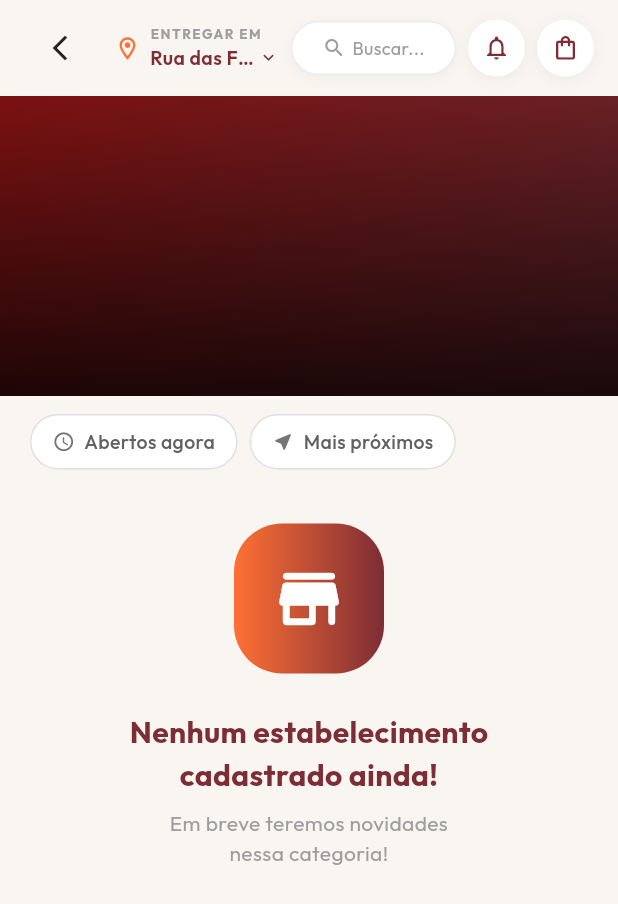
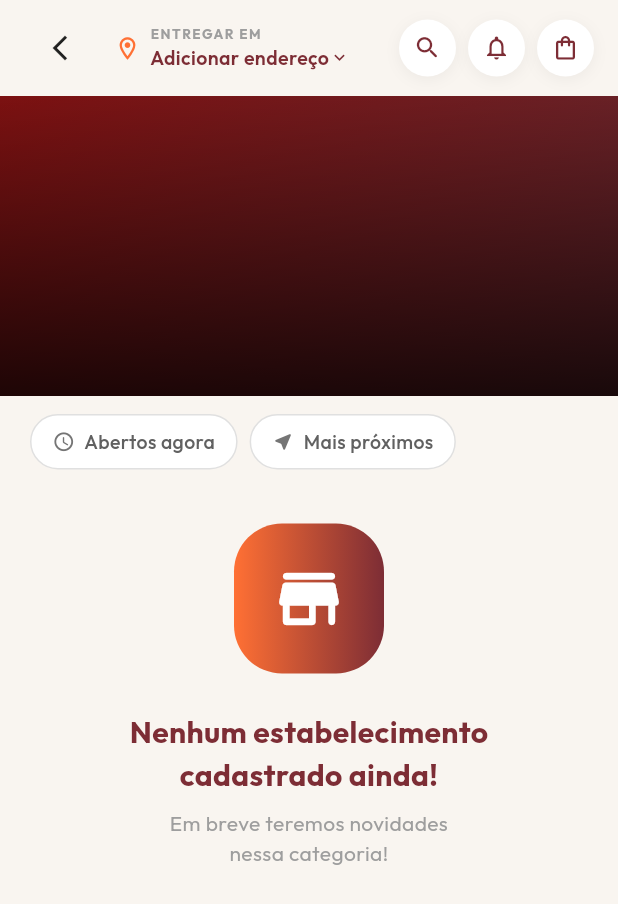
Before and after one commit to flutterflowbrasil/opadocaexpresss, a Flutter app: the CategoriaEstabelecimentosScreen screen opened directly with empty values, on a phone screen of 412 x 824 dp. Shown: the top 904 px of the screen. Run offline on Flutter 3.47's test engine with Material 3 defaults, Android fonts, the phone set to English and light mode, and no system bars; our stand-ins replace flutter_dotenv, flutter_riverpod, geolocator, go_router, google_fonts, image_cropper and 5 more; missing offline and left inert: dart:js_interop; accounts and stored records are empty; network calls fail.

Commit message:
feat: improve app bars and address display, hide search bar contextually

```diff
--- a/lib/features/cliente/componentes/home_header.dart
+++ b/lib/features/cliente/componentes/home_header.dart
@@ -13,6 +13,7 @@ class ClienteAppBar extends ConsumerWidget implements PreferredSizeWidget {
   final VoidCallback? onCartTap;
   final VoidCallback? onAddressTap;
   final bool showBackButton;
+  final bool showSearch;
 
   static const _primaryColor = Color(0xFFFF7034);
   static const _secondaryColor = Color(0xFF7D2D35);
@@ -24,6 +25,7 @@ class ClienteAppBar extends ConsumerWidget implements PreferredSizeWidget {
     this.onCartTap,
     this.onAddressTap,
     this.showBackButton = false,
+    this.showSearch = true,
   });
 
   @override
@@ -100,7 +102,7 @@ class ClienteAppBar extends ConsumerWidget implements PreferredSizeWidget {
                         children: [
                           Flexible(
                             child: Text(
-                              'Rua das Flores, 123',
+                              'Adicionar endereço',
                               style: GoogleFonts.outfit(
                                 fontSize: 13,
                                 fontWeight: FontWeight.w600,
@@ -126,47 +128,12 @@ class ClienteAppBar extends ConsumerWidget implements PreferredSizeWidget {
 
         const SizedBox(width: 8),
 
-        // Campo de busca compacto (read-only → navega)
-        Flexible(
-          child: GestureDetector(
+        // Ícone de busca compacto
+        if (showSearch)
+          _ActionButton(
+            icon: Icons.search_rounded,
+            isDark: isDark,
             onTap: () => context.push('/busca'),
-            child: Container(
-              height: 36,
-              decoration: BoxDecoration(
-                color: isDark ? const Color(0xFF3A3A3A) : Colors.white,
-                borderRadius: BorderRadius.circular(20),
-                border: Border.all(
-                  color: Colors.grey.withValues(alpha: 0.2),
-                ),
-                boxShadow: [
-                  BoxShadow(
-                    color: Colors.black.withValues(alpha: 0.04),
-                    blurRadius: 6,
-                    offset: const Offset(0, 2),
-                  ),
-                ],
-              ),
-              child: Row(
-                mainAxisAlignment: MainAxisAlignment.center,
-                children: [
-                  const SizedBox(width: 8),
-                  Icon(Icons.search_rounded, size: 16, color: Colors.grey[500]),
-                  const SizedBox(width: 4),
-                  Flexible(
-                    child: Text(
-                      'Buscar...',
-                      style: GoogleFonts.outfit(
-                        fontSize: 12,
-                        color: Colors.grey[500],
-                      ),
-                      overflow: TextOverflow.ellipsis,
-                    ),
-                  ),
-                  const SizedBox(width: 8),
-                ],
-              ),
-            ),
-          ),
           ),
 
         const SizedBox(width: 8),
@@ -227,7 +194,7 @@ class ClienteAppBar extends ConsumerWidget implements PreferredSizeWidget {
               Icon(Icons.location_on_outlined, color: _primaryColor, size: 16),
               const SizedBox(width: 4),
               Text(
-                'Rua das Flores, 123',
+                'Adicionar endereço',
                 style: GoogleFonts.outfit(
                   fontSize: 13,
                   fontWeight: FontWeight.w600,
@@ -243,6 +210,7 @@ class ClienteAppBar extends ConsumerWidget implements PreferredSizeWidget {
         const SizedBox(width: 16),
 
         // Busca expandida (centro)
+        if (showSearch)
           Expanded(
             child: GestureDetector(
               onTap: () => context.push('/busca'),
@@ -251,7 +219,8 @@ class ClienteAppBar extends ConsumerWidget implements PreferredSizeWidget {
                 decoration: BoxDecoration(
                   color: isDark ? const Color(0xFF3A3A3A) : cardBg,
                   borderRadius: BorderRadius.circular(12),
-                border: Border.all(color: Colors.grey.withValues(alpha: 0.15)),
+                  border:
+                      Border.all(color: Colors.grey.withValues(alpha: 0.15)),
                   boxShadow: [
                     BoxShadow(
                       color: Colors.black.withValues(alpha: 0.04),
@@ -263,7 +232,8 @@ class ClienteAppBar extends ConsumerWidget implements PreferredSizeWidget {
                 child: Row(
                   children: [
                     const SizedBox(width: 14),
-                  Icon(Icons.search_rounded, color: Colors.grey[400], size: 20),
+                    Icon(Icons.search_rounded,
+                        color: Colors.grey[400], size: 20),
                     const SizedBox(width: 8),
                     Flexible(
                       child: Text(
@@ -279,7 +249,9 @@ class ClienteAppBar extends ConsumerWidget implements PreferredSizeWidget {
                 ),
               ),
             ),
-        ),
+          )
+        else
+          const Spacer(),
 
         const SizedBox(width: 16),
 
--- a/lib/features/estabelecimento/estabelecimento_screen.dart
+++ b/lib/features/estabelecimento/estabelecimento_screen.dart
@@ -42,8 +42,10 @@ class EstabelecimentoScreen extends ConsumerWidget {
     return Scaffold(
       backgroundColor: bgColor,
       appBar: ClienteAppBar(
-          isDark: isDark,
-          showBackButton: true), // Mantendo a barra do app requisitada
+        isDark: isDark,
+        showBackButton: true,
+        showSearch: false,
+      ),
       bottomNavigationBar: const CarrinhoResumoBottomBar(),
       body: CustomScrollView(
         slivers: [
```
Also changed, not shown: lib/features/cliente/home/home_screen.dart (+21 -1 lines), lib/features/cliente/perfil/perfil_user_screen.dart (+0 -22 lines). Lines whose indentation alone changed are shown as unchanged.
